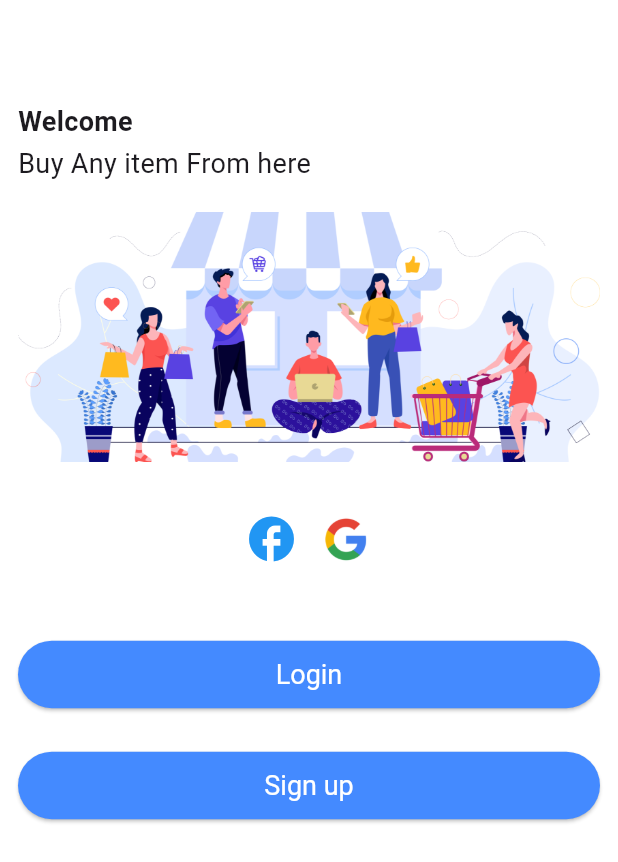
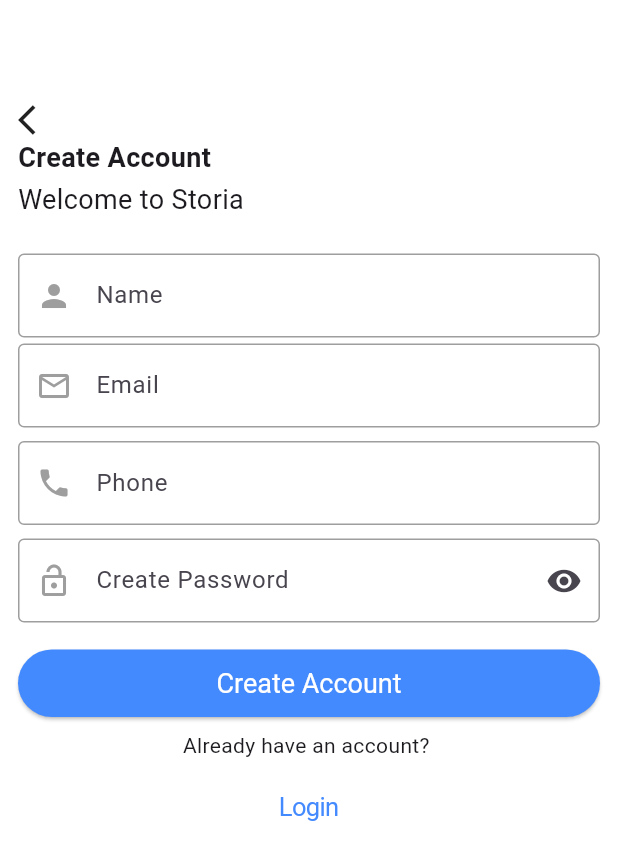
Before and after one commit to Shahzaibrizwan1/Flutter-E-commerce, a Flutter app: the screen it shows after launch, after a tap on "Sign up", on a phone screen of 412 x 824 dp. Shown: the top 862 px of the screen. Run offline on Flutter 3.47's test engine with Material 3 defaults, Android fonts, the phone set to English and light mode, and no system bars; our stand-ins replace firebase_core; accounts and stored records are empty.

Commit message:
Login,signUp,Theme,Routes

```diff
--- /dev/null
+++ b/lib/constant/routes.dart
@@ -0,0 +1,16 @@
+import 'package:flutter/material.dart';
+
+class Routes {
+  static Routes instance = Routes();
+  Future<dynamic> pushAndRemoveUntil(
+      {required Widget widget, required BuildContext context}) {
+    return Navigator.of(context).pushAndRemoveUntil(
+        MaterialPageRoute(builder: (ctx) => widget), (route) => false);
+  }
+
+  Future<dynamic> push(
+      {required Widget widget, required BuildContext context}) {
+    return Navigator.of(context)
+        .push(MaterialPageRoute(builder: (ctx) => widget));
+  }
+}
--- a/lib/constant/theme.dart
+++ b/lib/constant/theme.dart
@@ -2,10 +2,21 @@
 
 ThemeData themeData = ThemeData(
     scaffoldBackgroundColor: Colors.white,
+    primaryColor: Colors.blueAccent,
+    inputDecorationTheme: InputDecorationTheme(
+        prefixIconColor: Colors.grey,
+        border: outlineInputBorder,
+        errorBorder: outlineInputBorder,
+        focusedBorder: outlineInputBorder,
+        disabledBorder: outlineInputBorder,
+        enabledBorder: outlineInputBorder),
     elevatedButtonTheme: ElevatedButtonThemeData(
       style: ElevatedButton.styleFrom(
           backgroundColor: Colors.blueAccent,
           //* kisi ka on press nai ha ya hame nai chaiye to use kare ge
-          disabledBackgroundColor: Colors.white,
+          disabledBackgroundColor: Colors.grey,
           textStyle: TextStyle(fontSize: 18)),
     ));
+
+OutlineInputBorder outlineInputBorder =
+    const OutlineInputBorder(borderSide: BorderSide(color: Colors.grey));
--- a/lib/main.dart
+++ b/lib/main.dart
@@ -1,7 +1,7 @@
 import 'package:ecomm_firebase/constant/theme.dart';
 import 'package:ecomm_firebase/firebase_options.dart';
 // import 'package:ecomm_firebase/myhomepage.dart';
-import 'package:ecomm_firebase/screens/auth_ui/login/welocme.dart';
+import 'package:ecomm_firebase/screens/auth_ui/welcome/welocme.dart';
 import 'package:firebase_core/firebase_core.dart';
 import 'package:flutter/material.dart';
 
--- /dev/null
+++ b/lib/screens/auth_ui/signup/signup.dart
@@ -0,0 +1,102 @@
+import 'package:ecomm_firebase/widgets/primaryButton/primary_button.dart';
+import 'package:ecomm_firebase/widgets/topTitles/toptitles.dart';
+import 'package:flutter/cupertino.dart';
+import 'package:flutter/material.dart';
+
+class SignUp extends StatefulWidget {
+  const SignUp({super.key});
+
+  @override
+  State<SignUp> createState() => _SignUpState();
+}
+
+class _SignUpState extends State<SignUp> {
+  @override
+  bool showpassword = true;
+
+  Widget build(BuildContext context) {
+    return Scaffold(
+      // appBar: AppBar(),
+      body: SingleChildScrollView(
+        child: Padding(
+          padding: const EdgeInsets.all(12),
+          child: Column(
+            crossAxisAlignment: CrossAxisAlignment.start,
+            children: [
+              const TopTitles(
+                title: "Create Account",
+                subtitle: "Welcome to Storia",
+              ),
+              const SizedBox(
+                height: 4,
+              ),
+              TextFormField(
+                decoration: const InputDecoration(
+                    hintText: "Name", prefixIcon: Icon(Icons.person)),
+              ),
+              const SizedBox(
+                height: 4,
+              ),
+              TextFormField(
+                keyboardType: TextInputType.emailAddress,
+                decoration: const InputDecoration(
+                    hintText: "Email", prefixIcon: Icon(Icons.email_outlined)),
+              ),
+              const SizedBox(
+                height: 9,
+              ),
+              TextFormField(
+                keyboardType: TextInputType.phone,
+                decoration: const InputDecoration(
+                    hintText: "Phone", prefixIcon: Icon(Icons.phone)),
+              ),
+              const SizedBox(
+                height: 9,
+              ),
+              TextFormField(
+                  obscureText: showpassword,
+                  decoration: InputDecoration(
+                      hintText: "Create Password",
+                      prefixIcon: const Icon(Icons.lock_open_outlined),
+                      suffixIcon: GestureDetector(
+                        onTap: () {
+                          setState(() {
+                            showpassword = !showpassword;
+                          });
+                        },
+                        child: const Icon(Icons.visibility),
+                      ))),
+              const SizedBox(
+                height: 18,
+              ),
+              PrimaryButton(
+                text: "Create Account",
+                onPressed: () {},
+              ),
+              const SizedBox(
+                height: 9,
+              ),
+              Center(
+                child: Text(
+                  "Already have an account? ",
+                ),
+              ),
+              const SizedBox(
+                height: 5,
+              ),
+              Center(
+                child: CupertinoButton(
+                  onPressed: () {},
+                  child: Text(
+                    "Login",
+                    style: TextStyle(color: Theme.of(context).primaryColor),
+                  ),
+                ),
+              )
+            ],
+          ),
+        ),
+      ),
+    );
+  }
+}
--- a/lib/screens/auth_ui/login/welocme.dart
+++ b/lib/screens/auth_ui/welcome/welocme.dart
@@ -1,4 +1,7 @@
 import 'package:ecomm_firebase/constant/asset_image.dart';
+import 'package:ecomm_firebase/constant/routes.dart';
+import 'package:ecomm_firebase/screens/auth_ui/login/login.dart';
+import 'package:ecomm_firebase/screens/auth_ui/signup/signup.dart';
 import 'package:ecomm_firebase/widgets/primaryButton/primary_button.dart';
 import 'package:ecomm_firebase/widgets/topTitles/toptitles.dart';
 import 'package:flutter/cupertino.dart';
@@ -60,14 +63,19 @@
                 height: 45,
               ),
               PrimaryButton(
-                onPressed: () {},
+                onPressed: () {
+                  Routes.instance.push(widget: const Login(), context: context);
+                },
                 text: "Login",
               ),
               const SizedBox(
                 height: 29,
               ),
               PrimaryButton(
-                onPressed: () {},
+                onPressed: () {
+                  Routes.instance
+                      .push(widget: const SignUp(), context: context);
+                },
                 text: "Sign up",
               ),
             ],
--- a/lib/widgets/primaryButton/primary_button.dart
+++ b/lib/widgets/primaryButton/primary_button.dart
@@ -11,7 +11,7 @@
         height: 45,
         width: double.infinity,
         child: ElevatedButton(
-            onPressed: () {},
+            onPressed: onPressed,
             child: Text(
               text!,
               style: TextStyle(color: Colors.white),
--- a/lib/widgets/topTitles/toptitles.dart
+++ b/lib/widgets/topTitles/toptitles.dart
@@ -12,11 +12,17 @@
         const SizedBox(
           height: kToolbarHeight,
         ),
+        if (title == "Login" || title == "Create Account")
+          GestureDetector(
+              onTap: () {
+                Navigator.of(context).pop();
+              },
+              child: Icon(Icons.arrow_back_ios)),
         Text(
           title,
           style: TextStyle(fontSize: 18, fontWeight: FontWeight.bold),
         ),
-        SizedBox(
+        const SizedBox(
           height: 2,
         ),
         Text(subtitle,
```
Also changed, not shown: lib/screens/auth_ui/login/login.dart (added, +86 -0 lines).
